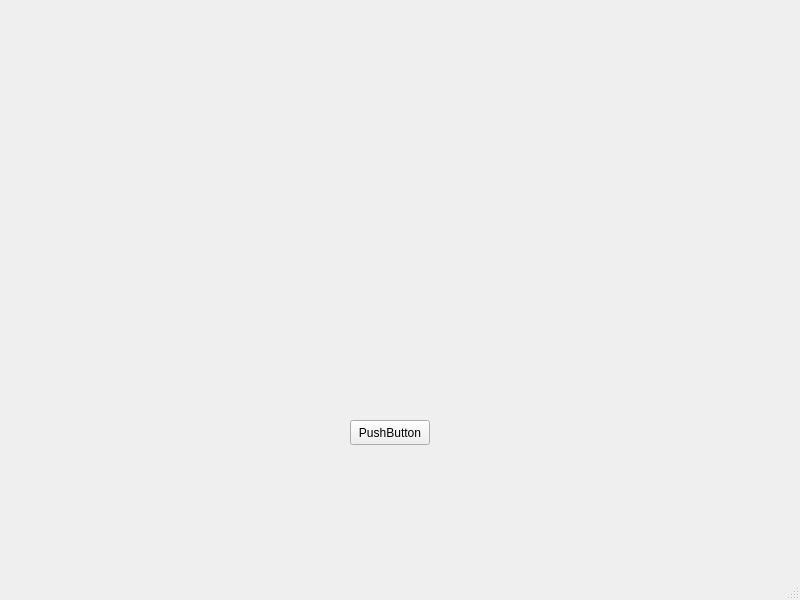
First picture: the form in mainwindow.ui, repository alithethird/Cof-Windows, before the edit.
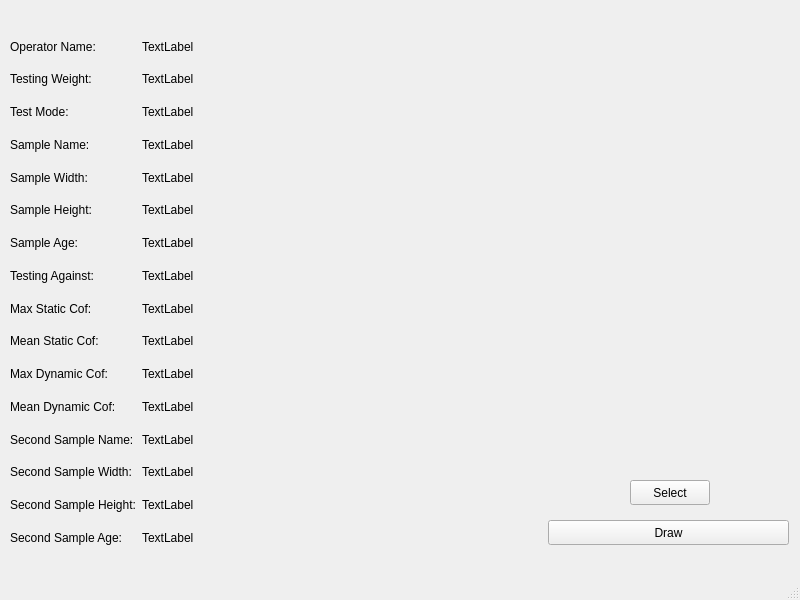
Second picture: the form after the edit.

What changed in the file:
```diff
--- a/mainwindow.ui
+++ b/mainwindow.ui
@@ -17,16 +17,290 @@
    <widget class="QPushButton" name="pushButton">
     <property name="geometry">
      <rect>
-      <x>350</x>
-      <y>420</y>
+      <x>548</x>
+      <y>520</y>
+      <width>241</width>
+      <height>25</height>
+     </rect>
+    </property>
+    <property name="text">
+     <string>Draw</string>
+    </property>
+   </widget>
+   <widget class="QPushButton" name="pushButtonSelectJson">
+    <property name="geometry">
+     <rect>
+      <x>630</x>
+      <y>480</y>
       <width>80</width>
       <height>25</height>
      </rect>
     </property>
     <property name="text">
-     <string>PushButton</string>
+     <string>Select</string>
     </property>
    </widget>
+   <widget class="QWidget" name="gridLayoutWidget">
+    <property name="geometry">
+     <rect>
+      <x>10</x>
+      <y>0</y>
+      <width>201</width>
+      <height>551</height>
+     </rect>
+    </property>
+    <layout class="QGridLayout" name="gridLayout">
+     <item row="4" column="0">
+      <widget class="QLabel" name="labelSampleName">
+       <property name="text">
+        <string>Sample Name:</string>
+       </property>
+      </widget>
+     </item>
+     <item row="13" column="0">
+      <widget class="QLabel" name="labelSecondSampleName">
+       <property name="text">
+        <string>Second Sample Name:</string>
+       </property>
+      </widget>
+     </item>
+     <item row="6" column="1">
+      <widget class="QLabel" name="labelSampleHeightText">
+       <property name="text">
+        <string>TextLabel</string>
+       </property>
+      </widget>
+     </item>
+     <item row="3" column="0">
+      <widget class="QLabel" name="labelTestMode">
+       <property name="text">
+        <string>Test Mode:</string>
+       </property>
+      </widget>
+     </item>
+     <item row="2" column="1">
+      <widget class="QLabel" name="labelTestingWeightText">
+       <property name="text">
+        <string>TextLabel</string>
+       </property>
+      </widget>
+     </item>
+     <item row="5" column="1">
+      <widget class="QLabel" name="labelSampleWidthText">
+       <property name="text">
+        <string>TextLabel</string>
+       </property>
+      </widget>
+     </item>
+     <item row="10" column="1">
+      <widget class="QLabel" name="labelMeanStaticCofText">
+       <property name="text">
+        <string>TextLabel</string>
+       </property>
+      </widget>
+     </item>
+     <item row="0" column="0">
+      <widget class="QLabel" name="labelCompanyName">
+       <property name="text">
+        <string/>
+       </property>
+      </widget>
+     </item>
+     <item row="5" column="0">
+      <widget class="QLabel" name="labelSampleWidth">
+       <property name="text">
+        <string>Sample Width:</string>
+       </property>
+      </widget>
+     </item>
+     <item row="11" column="1">
+      <widget class="QLabel" name="labelMaxDynamicCofText">
+       <property name="text">
+        <string>TextLabel</string>
+       </property>
+      </widget>
+     </item>
+     <item row="9" column="0">
+      <widget class="QLabel" name="labelMaxStaticCof">
+       <property name="text">
+        <string>Max Static Cof:</string>
+       </property>
+      </widget>
+     </item>
+     <item row="1" column="1">
+      <widget class="QLabel" name="labelOperatorNameText">
+       <property name="text">
+        <string>TextLabel</string>
+       </property>
+      </widget>
+     </item>
+     <item row="9" column="1">
+      <widget class="QLabel" name="labelMaxStaticCofText">
+       <property name="text">
+        <string>TextLabel</string>
+       </property>
+      </widget>
+     </item>
+     <item row="11" column="0">
+      <widget class="QLabel" name="labelMaxDynamicCof">
+       <property name="text">
+        <string>Max Dynamic Cof:</string>
+       </property>
+      </widget>
+     </item>
+     <item row="10" column="0">
+      <widget class="QLabel" name="labelMeanStaticCof">
+       <property name="text">
+        <string>Mean Static Cof:</string>
+       </property>
+      </widget>
+     </item>
+     <item row="2" column="0">
+      <widget class="QLabel" name="labelTestingWeight">
+       <property name="text">
+        <string>Testing Weight:</string>
+       </property>
+      </widget>
+     </item>
+     <item row="7" column="0">
+      <widget class="QLabel" name="labelSampleAge">
+       <property name="text">
+        <string>Sample Age:</string>
+       </property>
+      </widget>
+     </item>
+     <item row="3" column="1">
+      <widget class="QLabel" name="labelTestModeText">
+       <property name="text">
+        <string>TextLabel</string>
+       </property>
+      </widget>
+     </item>
+     <item row="0" column="1">
+      <widget class="QLabel" name="labelCompanyNameText">
+       <property name="text">
+        <string/>
+       </property>
+      </widget>
+     </item>
+     <item row="12" column="0">
+      <widget class="QLabel" name="labelMeanDynamicCof">
+       <property name="text">
+        <string>Mean Dynamic Cof:</string>
+       </property>
+      </widget>
+     </item>
+     <item row="12" column="1">
+      <widget class="QLabel" name="labelMeanDynamicCofText">
+       <property name="text">
+        <string>TextLabel</string>
+       </property>
+      </widget>
+     </item>
+     <item row="6" column="0">
+      <widget class="QLabel" name="labelSampleHeight">
+       <property name="text">
+        <string>Sample Height:</string>
+       </property>
+      </widget>
+     </item>
+     <item row="4" column="1">
+      <widget class="QLabel" name="labelSampleNameText">
+       <property name="text">
+        <string>TextLabel</string>
+       </property>
+      </widget>
+     </item>
+     <item row="14" column="0">
+      <widget class="QLabel" name="labelSecondSampleWidth">
+       <property name="text">
+        <string>Second Sample Width:</string>
+       </property>
+      </widget>
+     </item>
+     <item row="7" column="1">
+      <widget class="QLabel" name="labelSampleAgeText">
+       <property name="text">
+        <string>TextLabel</string>
+       </property>
+      </widget>
+     </item>
+     <item row="8" column="1">
+      <widget class="QLabel" name="labelTestingAgainstText">
+       <property name="text">
+        <string>TextLabel</string>
+       </property>
+      </widget>
+     </item>
+     <item row="1" column="0">
+      <widget class="QLabel" name="labelOperatorName">
+       <property name="text">
+        <string>Operator Name:</string>
+       </property>
+      </widget>
+     </item>
+     <item row="15" column="0">
+      <widget class="QLabel" name="labelSecondSampleHeight">
+       <property name="text">
+        <string>Second Sample Height:</string>
+       </property>
+      </widget>
+     </item>
+     <item row="8" column="0">
+      <widget class="QLabel" name="labelTestingAgainst">
+       <property name="text">
+        <string>Testing Against:</string>
+       </property>
+      </widget>
+     </item>
+     <item row="16" column="0">
+      <widget class="QLabel" name="labelSecondSampleAge">
+       <property name="text">
+        <string>Second Sample Age:</string>
+       </property>
+      </widget>
+     </item>
+     <item row="13" column="1">
+      <widget class="QLabel" name="labelSecondSampleNameText">
+       <property name="text">
+        <string>TextLabel</string>
+       </property>
+      </widget>
+     </item>
+     <item row="14" column="1">
+      <widget class="QLabel" name="labelSecondSampleWidthText">
+       <property name="text">
+        <string>TextLabel</string>
+       </property>
+      </widget>
+     </item>
+     <item row="15" column="1">
+      <widget class="QLabel" name="labelSecondSampleHeightText">
+       <property name="text">
+        <string>TextLabel</string>
+       </property>
+      </widget>
+     </item>
+     <item row="16" column="1">
+      <widget class="QLabel" name="labelSecondSampleAgeText">
+       <property name="text">
+        <string>TextLabel</string>
+       </property>
+      </widget>
+     </item>
+    </layout>
+   </widget>
+   <widget class="QFrame" name="chartFrame">
+    <property name="geometry">
+     <rect>
+      <x>210</x>
+      <y>0</y>
+      <width>581</width>
+      <height>471</height>
+     </rect>
+    </property>
+    <layout class="QVBoxLayout" name="verticalLayout"/>
+   </widget>
   </widget>
   <widget class="QMenuBar" name="menubar">
    <property name="geometry">
```
Left out of the diff: 2 changed lines with no effect on the pictures.
